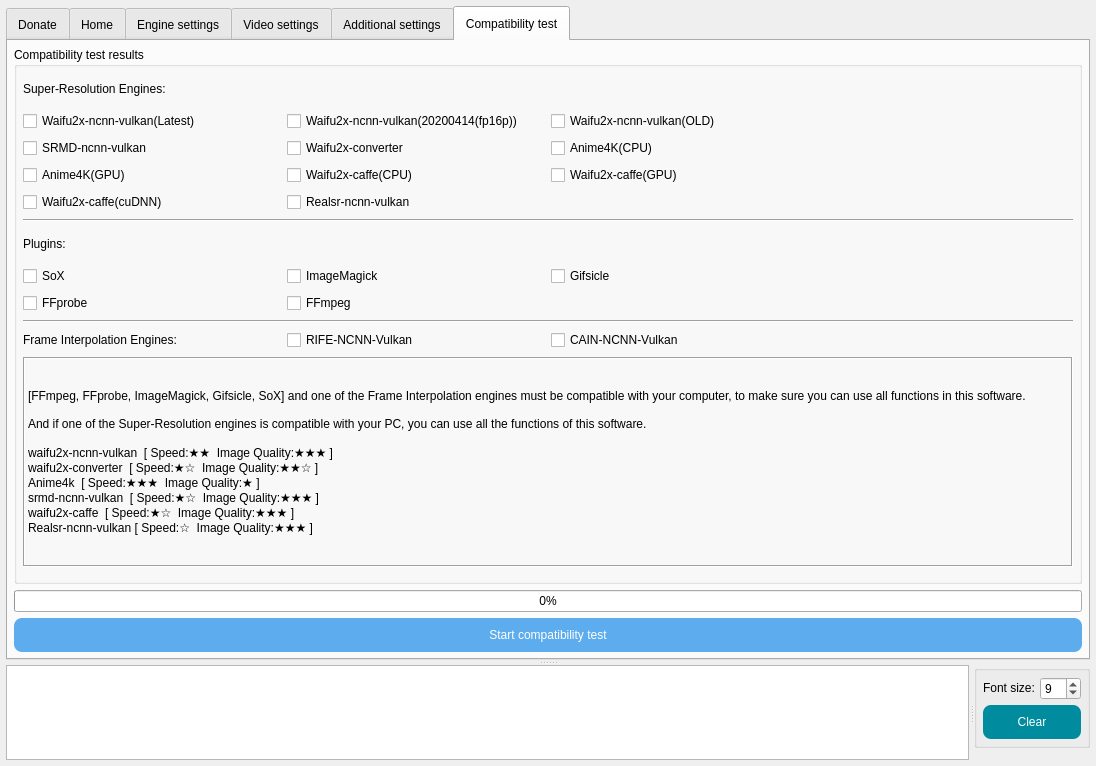
The window that SRC/Waifu2x-Extension-QT/mainwindow.ui (AaronFeng753/Waifu2x-Extension-GUI) describes before a commit, drawn with Qt 5.
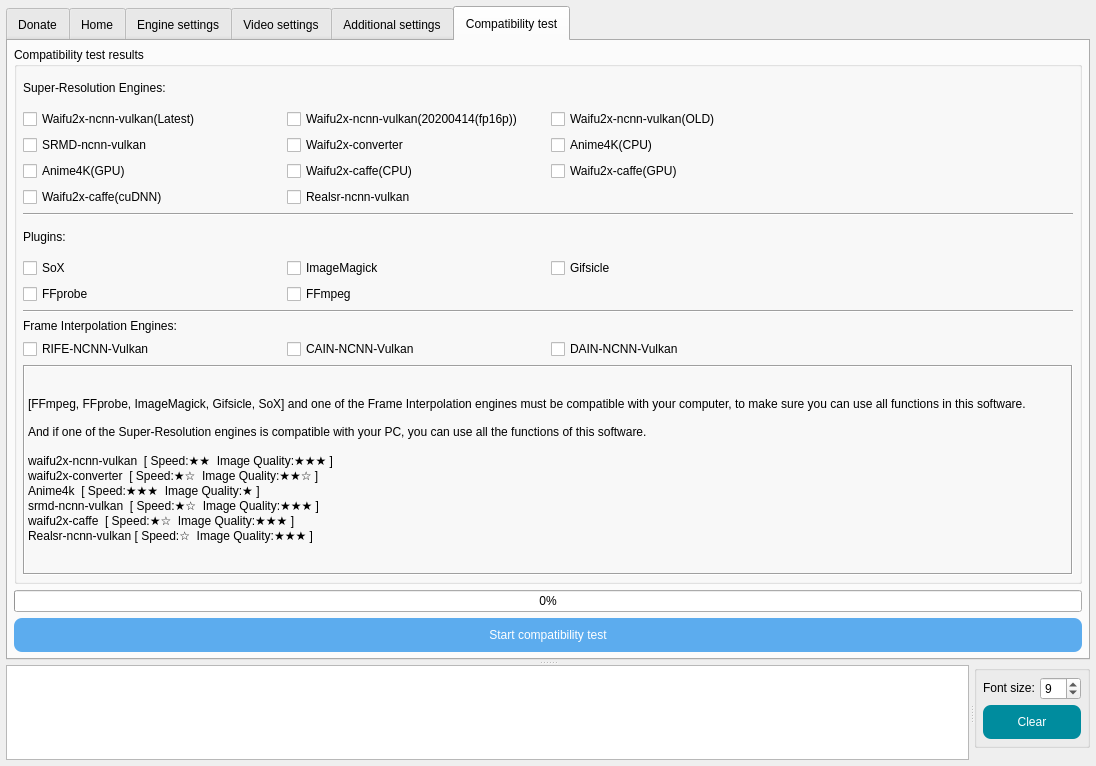
The same window after the commit. The open tabs and pages were chosen to show the change. Icons and pictures are not drawn.

Diff of the .ui file:
```diff
--- a/SRC/Waifu2x-Extension-QT/mainwindow.ui
+++ b/SRC/Waifu2x-Extension-QT/mainwindow.ui
@@ -10690,20 +10690,27 @@
               </property>
              </widget>
             </item>
-            <item row="10" column="1">
+            <item row="11" column="0">
              <widget class="QCheckBox" name="checkBox_isCompatible_RifeNcnnVulkan">
               <property name="text">
                <string notr="true">RIFE-NCNN-Vulkan</string>
               </property>
              </widget>
             </item>
-            <item row="10" column="2">
+            <item row="11" column="1">
              <widget class="QCheckBox" name="checkBox_isCompatible_CainNcnnVulkan">
               <property name="text">
                <string notr="true">CAIN-NCNN-Vulkan</string>
               </property>
              </widget>
             </item>
+            <item row="11" column="2">
+             <widget class="QCheckBox" name="checkBox_isCompatible_DainNcnnVulkan">
+              <property name="text">
+               <string>DAIN-NCNN-Vulkan</string>
+              </property>
+             </widget>
+            </item>
            </layout>
           </widget>
          </item>
```
Left out of the diff: 6 changed lines with no effect on the pictures.
